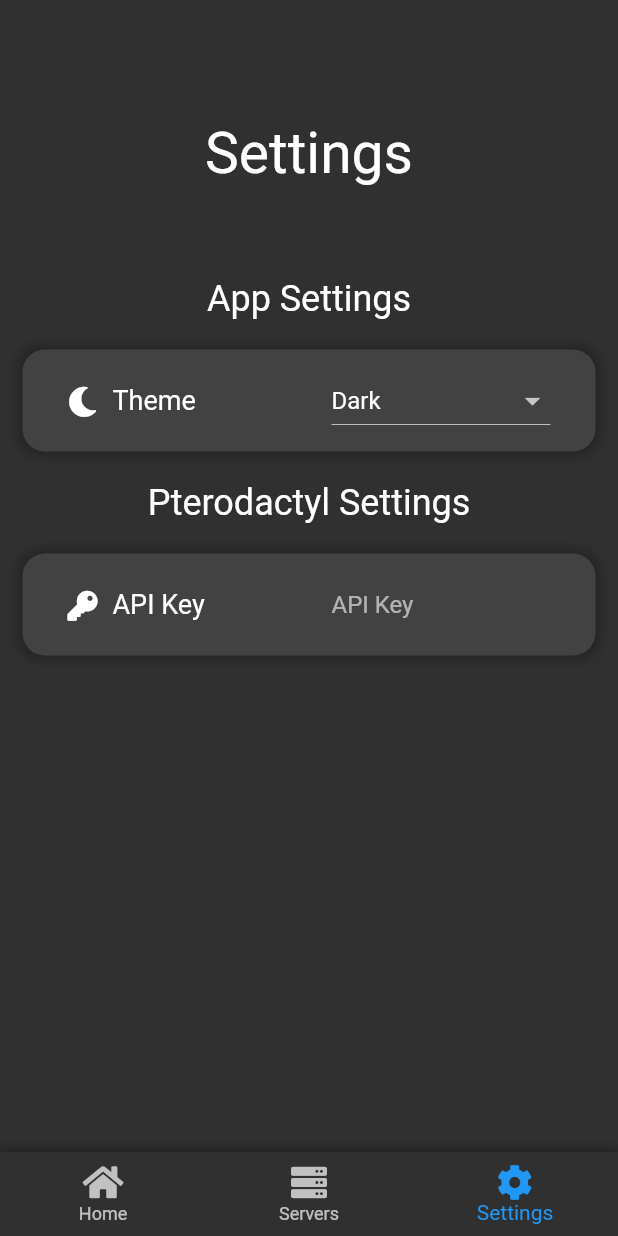
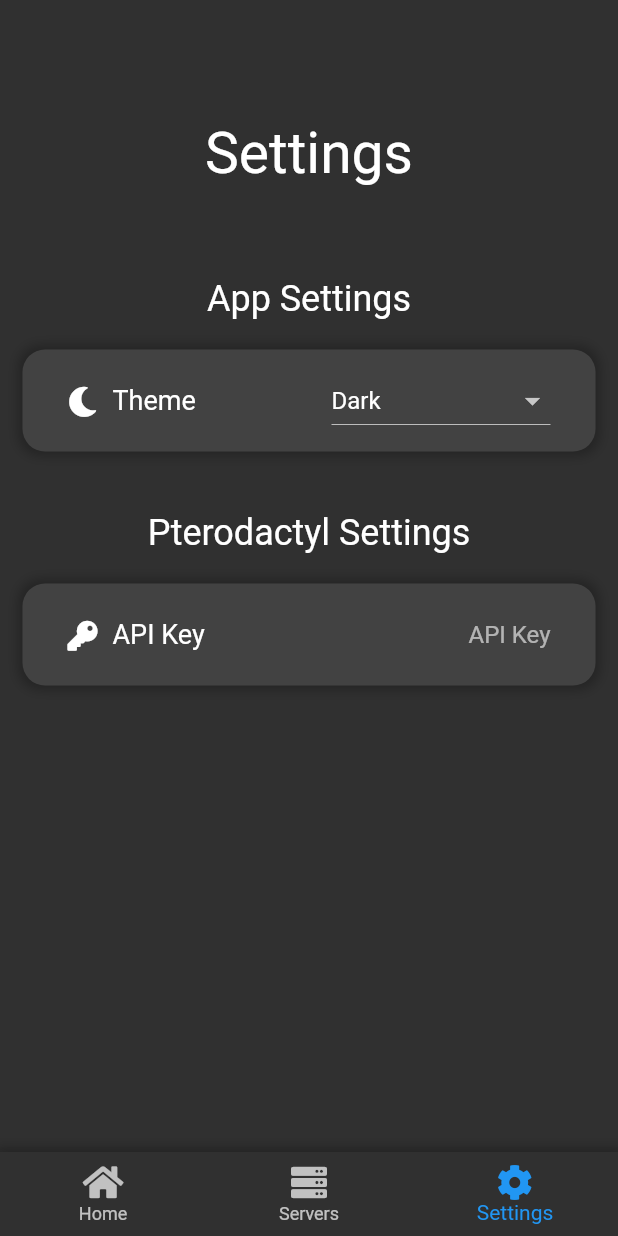
Before and after one commit to requ1Re/pterodactyl_mobile_unoffical, a Flutter app: the screen it shows after launch, item 3 of the bottom bar chosen, on a phone screen of 412 x 824 dp. Run offline on Flutter 3.47's test engine with Material 2 defaults, Android fonts, the phone set to English and light mode, and no system bars; our stand-ins replace dynamic_theme, font_awesome_flutter, shared_preferences.

Commit message:
Added API Key saving/loading to settings

```diff
--- a/lib/pages/settings.dart
+++ b/lib/pages/settings.dart
@@ -3,6 +3,7 @@ import 'package:flutter/services.dart';
 import 'package:font_awesome_flutter/font_awesome_flutter.dart';
 import 'package:dynamic_theme/dynamic_theme.dart';
 import 'package:pterodactyl_mobile/widgets/CustomCard.dart';
+import 'package:shared_preferences/shared_preferences.dart';
 
 class SettingsPage extends StatefulWidget {
   @override
@@ -13,9 +14,15 @@ class _SettingsPageState extends State<SettingsPage> {
   List<String> _themes = ['Light', 'Dark'];
   String _selectedTheme;
 
+  final _apiKeyController = TextEditingController();
+
   @override
   Widget build(BuildContext context) {
     _selectedTheme = Theme.of(context).brightness == Brightness.light ? _themes[0]: _themes[1];
+
+    SharedPreferences.getInstance().then((prefs) {
+      _apiKeyController.text = prefs.getString("pterodactyl_apikey") ?? "";
+    });
 
     return Center(
       child: Padding(
@@ -53,10 +60,16 @@ class _SettingsPageState extends State<SettingsPage> {
                 }).toList(),
               )),
               Container(
-                margin: EdgeInsets.symmetric(vertical: 10),
+                margin: EdgeInsets.only(top: 30, bottom: 10),
                 child: Text("Pterodactyl Settings", style: TextStyle(fontSize: 24)),
               ),
               buildSettingCard(FontAwesomeIcons.key, "API Key", TextField(
+                controller: _apiKeyController,
+                textAlign: TextAlign.right,
+                onChanged: (text) async {
+                  SharedPreferences prefs = await SharedPreferences.getInstance();
+                  await prefs.setString("pterodactyl_apikey", _apiKeyController.text);
+                },
                 decoration: InputDecoration(
                     border: InputBorder.none,
                     hintText: "API Key"
@@ -67,6 +80,12 @@ class _SettingsPageState extends State<SettingsPage> {
         ),
       ),
     );
+  }
+
+  @override
+  void dispose() {
+    _apiKeyController.dispose();
+    super.dispose();
   }
 
   Widget buildSettingCard(IconData icon, String caption, Widget settingWidget){
--- a/pubspec.yaml
+++ b/pubspec.yaml
@@ -24,6 +24,7 @@ dependencies:
   flutter:
     sdk: flutter
   font_awesome_flutter: 8.11.0
+  shared_preferences: '>=0.5.12+4 <2.0.0'
   dynamic_theme: ^1.0.1
 
 
```
Also changed, not shown: pubspec.lock.
